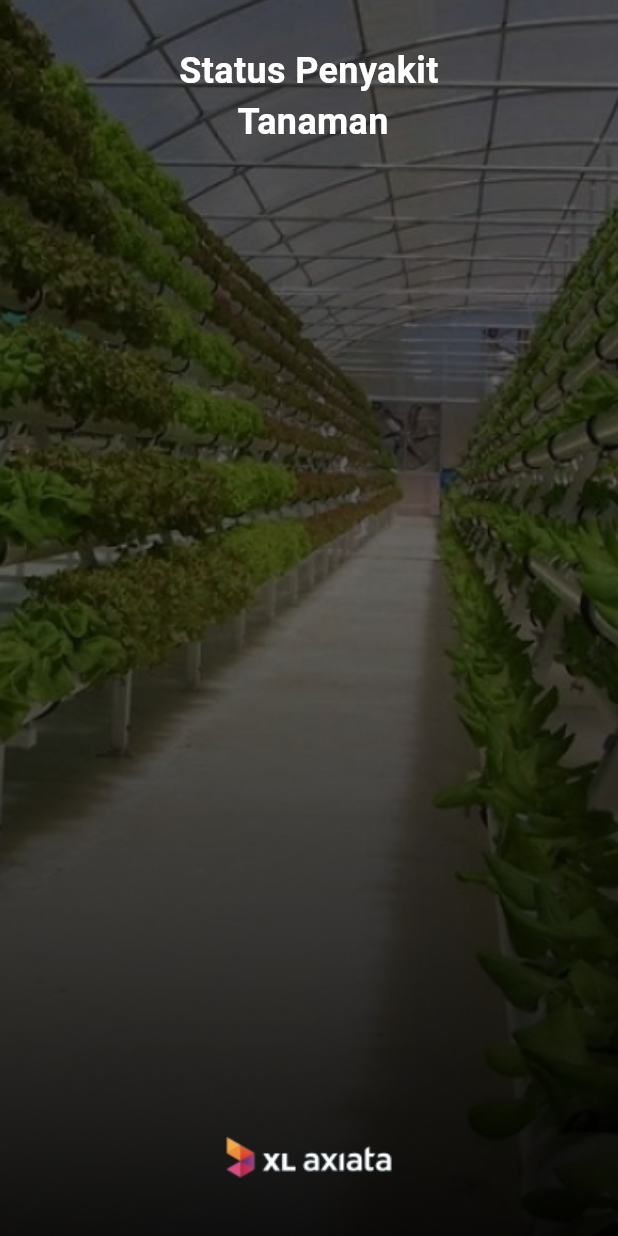
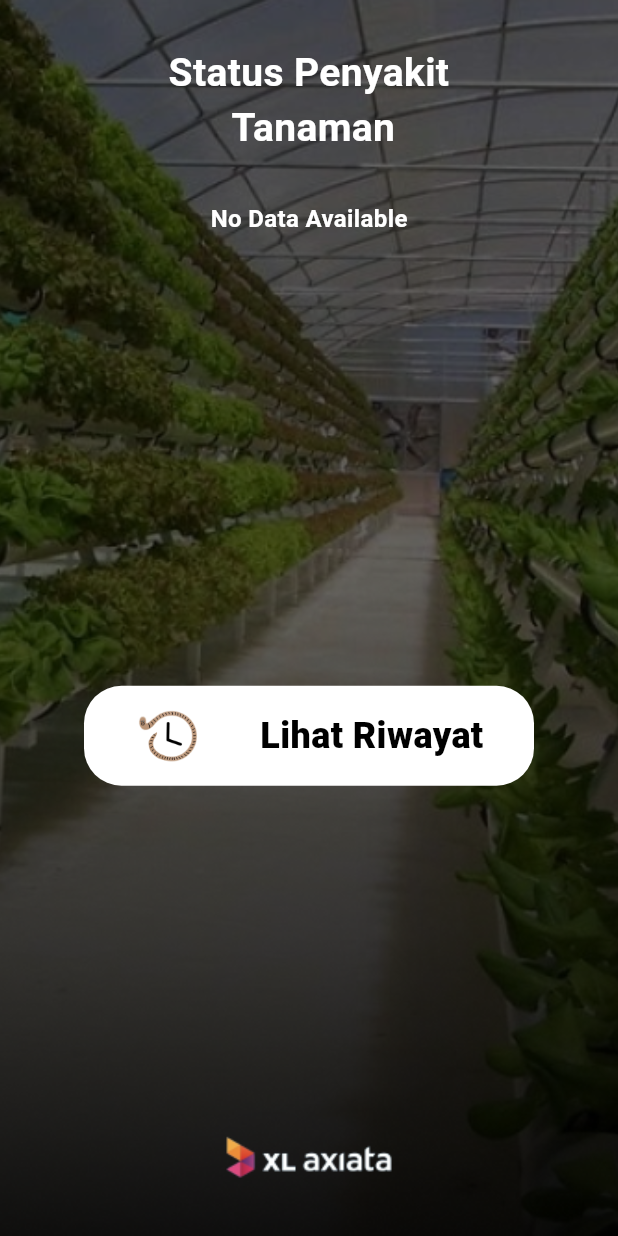
Before and after one commit to aditiyagilang/hidroponix_rasberry, a Flutter app: the StatusPageScreen screen opened directly, on a phone screen of 412 x 824 dp. Run offline on Flutter 3.47's test engine with Material 3 defaults, Android fonts, the phone set to English and light mode, and no system bars; our stand-ins replace cloud_firestore, firebase_auth, firebase_core, shared_preferences; accounts and stored records are empty; Roboto replaces fonts that are missing (Poppins, Rubik).

Commit message:
statuspage

```diff
--- a/lib/login.dart
+++ b/lib/login.dart
@@ -142,7 +142,7 @@ class _LoginScreenState extends State<LoginScreen> {
               ElevatedButton(
                 onPressed: signInWithEmailAndPassword,
                 style: ElevatedButton.styleFrom(
-                  primary: Color.fromARGB(255, 38, 144, 0),
+                  backgroundColor: Color.fromARGB(255, 38, 144, 0),
                 ),
                 child: Text(
                   'Login',
--- a/lib/splashscreen.dart
+++ b/lib/splashscreen.dart
@@ -14,7 +14,7 @@ class _SplashScreenState extends State<SplashScreen> {
     Future.delayed(Duration(seconds: 3), () {
       Navigator.pushReplacement(
         context,
-        MaterialPageRoute(builder: (context) => LoginScreen()),
+        MaterialPageRoute(builder: (context) => StatusPageScreen()),
       );
     });
   }
--- a/lib/statusPage.dart
+++ b/lib/statusPage.dart
@@ -1,8 +1,8 @@
 import 'package:cloud_firestore/cloud_firestore.dart';
 import 'package:flutter/material.dart';
-import 'package:firebase_auth/firebase_auth.dart';
 import 'package:hydroponx/detailStatus.dart';
-import 'package:shared_preferences/shared_preferences.dart';
+import 'package:intl/intl.dart';
+import 'package:intl/date_symbol_data_local.dart';
 
 class StatusPageScreen extends StatefulWidget {
   @override
@@ -12,13 +12,12 @@ class StatusPageScreen extends StatefulWidget {
 class _StatusPageScreenState extends State<StatusPageScreen> {
   final FirebaseFirestore _firestore = FirebaseFirestore.instance;
   bool isLoading = true;
-  List<String> uniqueTitles = [];
-  Map<String, List<Map<String, dynamic>>> groupedData = {};
+  Map<String, dynamic>? latestData;
 
   @override
   void initState() {
     super.initState();
-    fetchData();
+    initializeDateFormatting('id_ID', null).then((_) => fetchData());
   }
 
   Future<void> fetchData() async {
@@ -27,28 +26,21 @@ class _StatusPageScreenState extends State<StatusPageScreen> {
     });
 
     try {
-      QuerySnapshot querySnapshot = await _firestore.collection('plan').get();
-      List<Map<String, dynamic>> collectionData = querySnapshot.docs
-          .map((doc) => doc.data() as Map<String, dynamic>)
-          .toList();
+      QuerySnapshot querySnapshot = await _firestore
+          .collection('plan')
+          .orderBy('timestamp', descending: true)
+          .limit(1)
+          .get();
 
-      // Group data by title
-      Map<String, List<Map<String, dynamic>>> dataMap = {};
-      for (var item in collectionData) {
-        String? title = item['title'] as String?;
-        if (title != null) {
-          if (dataMap.containsKey(title)) {
-            dataMap[title]!.add(item);
+      if (querySnapshot.docs.isNotEmpty) {
+        setState(() {
+          latestData = querySnapshot.docs.first.data() as Map<String, dynamic>?;
+        });
       } else {
-            dataMap[title] = [item];
-            uniqueTitles.add(title);
+        setState(() {
+          latestData = null;
+        });
       }
-        }
-      }
-
-      setState(() {
-        groupedData = dataMap;
-      });
     } catch (e) {
       ScaffoldMessenger.of(context).showSnackBar(
         SnackBar(
@@ -88,7 +80,7 @@ class _StatusPageScreenState extends State<StatusPageScreen> {
                   textAlign: TextAlign.center,
                   style: TextStyle(
                     color: Colors.white,
-                    fontSize: 24,
+                    fontSize: 26,
                     fontFamily: 'Poppins',
                     fontWeight: FontWeight.w700,
                   ),
@@ -98,83 +90,127 @@ class _StatusPageScreenState extends State<StatusPageScreen> {
                 ),
                 isLoading
                     ? CircularProgressIndicator()
-                    : Expanded(
+                    : latestData != null
+                        ? Padding(
+                            padding: EdgeInsets.symmetric(horizontal: 40),
                             child: Padding(
-                          padding: EdgeInsets.symmetric(horizontal: 40),
-                          child: ListView.builder(
-                            itemCount: uniqueTitles.length,
-                            itemBuilder: (context, index) {
-                              String title = uniqueTitles[index];
-                              List<Map<String, dynamic>> items =
-                                  groupedData[title]!;
-                              var data = items.first;
-                              String imageUrl =
-                                  data['image'] ?? 'default_image_url';
-                              String description = data['description'] ?? '';
-                              String location =
-                                  data['location'] ?? 'Unknown location';
-                              Timestamp timestamp =
-                                  data['timestamp'] ?? Timestamp.now();
-                              DateTime date = timestamp.toDate();
+                              padding:
+                                  const EdgeInsets.symmetric(vertical: 10.0),
+                              child: Container(
+                                padding: EdgeInsets.symmetric(
+                                    horizontal: 30, vertical: 40),
+                                decoration: BoxDecoration(
+                                  borderRadius: BorderRadius.circular(25),
+                                  color: Colors.white,
+                                ),
+                                child: Column(
+                                  children: [
+                                    ClipRRect(
+                                      borderRadius: BorderRadius.circular(10.0),
+                                      child:
+                                          Image.network(latestData!['image']),
+                                    ),
+                                    const SizedBox(
+                                      height: 20,
+                                    ),
+                                    Text(
+                                      latestData!['description'],
+                                      style: const TextStyle(
+                                        color: Colors.black,
+                                        fontSize: 24,
+                                        fontFamily: 'Rubik',
+                                        fontWeight: FontWeight.w900,
+                                      ),
+                                    ),
+                                    Text(
+                                      DateFormat('EEEE, dd MMMM yyyy', 'id_ID')
+                                          .format(latestData!['timestamp']
+                                              .toDate()),
+                                      style: const TextStyle(
+                                        color: Colors.black,
+                                        fontSize: 24,
+                                        fontFamily: 'Rubik',
+                                        fontWeight: FontWeight.w900,
+                                      ),
+                                    ),
+                                    Row(
+                                      crossAxisAlignment:
+                                          CrossAxisAlignment.center,
+                                      mainAxisAlignment:
+                                          MainAxisAlignment.center,
+                                      children: [
+                                        Image.asset("assets/location.png"),
+                                        SizedBox(width: 10),
+                                        Text(
+                                          latestData!['location'],
+                                          style:const TextStyle(
+                                            color: Color(0xFF434E22),
+                                            fontSize: 22,
+                                            fontFamily: 'Poppins',
+                                            fontWeight: FontWeight.w300,
+                                            height: 1.5,
+                                          ),
+                                        ),
+                                      ],
+                                    ),
+                                  ],
+                                ),
+                              ),
+                            ),
+                          )
+                        : const Text(
+                            'No Data Available',
+                            style: TextStyle(
+                              color: Colors.white,
+                              fontSize: 16,
+                              fontFamily: 'Rubik',
+                              fontWeight: FontWeight.w700,
+                            ),
+                          ),
 
-                              return InkWell(
+                const Spacer(),
+                InkWell(
                   onTap: () {
                     Navigator.push(
                       context,
                       MaterialPageRoute(
-                                      builder: (context) =>
-                                          DetailStatusPageScreen(
-                                        title: title,
+                        builder: (context) => DetailStatusPageScreen(
+                          title: latestData!['title'] ?? 'No Title',
                         ),
                       ),
                     );
                   },
-                                child: Padding(
-                                  padding: const EdgeInsets.symmetric(
-                                      vertical: 10.0),
+                  child: Center(
+                    child: Container(
+                      width: 300,
+                      decoration: BoxDecoration(
+                        borderRadius: BorderRadius.circular(25),
+                        color: Colors.white,
+                      ),
                       child: Row(
-                                    crossAxisAlignment:
-                                        CrossAxisAlignment.center,
                         children: [
-                                      Container(
-                                        width: 86,
-                                        height: 86,
-                                        decoration: BoxDecoration(
-                                          borderRadius:
-                                              BorderRadius.circular(10),
-                                          color: Colors.white,
-                                          image: DecorationImage(
-                                            image: NetworkImage(imageUrl),
-                                            fit: BoxFit.fill,
+                          const Spacer(),
+                          Image.asset(
+                            "assets/riwayat.png",
+                            width: 50,
+                          ),
+                          const Spacer(),
+                          const Text(
+                            "Lihat Riwayat",
+                            style: TextStyle(
+                              color: Colors.black,
+                              fontSize: 24,
+                              fontFamily: 'Rubik',
+                              fontWeight: FontWeight.w900,
+                            ),
+                          ),
+                          const Spacer()
+                        ],
                       ),
                     ),
                   ),
-                                      const SizedBox(
-                                        width: 30,
                 ),
-                                      Expanded(
-                                        child: Text(
-                                          title,
-                                          style: const TextStyle(
-                                            color: Color(0xFFB9B2C4),
-                                            fontSize: 16,
-                                            fontFamily: 'Rubik',
-                                            fontWeight: FontWeight.w700,
-                                            height: 1.5,
-                                          ),
-                                        ),
-                                      ),
-                                    ],
-                                  ),
-                                ),
-                              );
-                            },
-                          ),
-                        ),
-                      ),
-                const SizedBox(
-                  height: 30,
-                ),
+                const Spacer(),
               ],
             ),
           ),
--- a/pubspec.yaml
+++ b/pubspec.yaml
@@ -40,6 +40,7 @@ dependencies:
   cloud_firestore: ^4.15.8
   firebase_auth: ^4.17.8
   shared_preferences: ^2.0.8
+  intl: ^0.19.0
 
 dev_dependencies:
   flutter_test:
```
Also changed, not shown: lib/detailStatus.dart (+4 -3 lines), lib/main.dart (+17 -1 lines), assets/riwayat.png (added), lib/firebase_options.dart, package-lock.json (added), pubspec.lock, 2 other files. Lines whose indentation alone changed are shown as unchanged.
